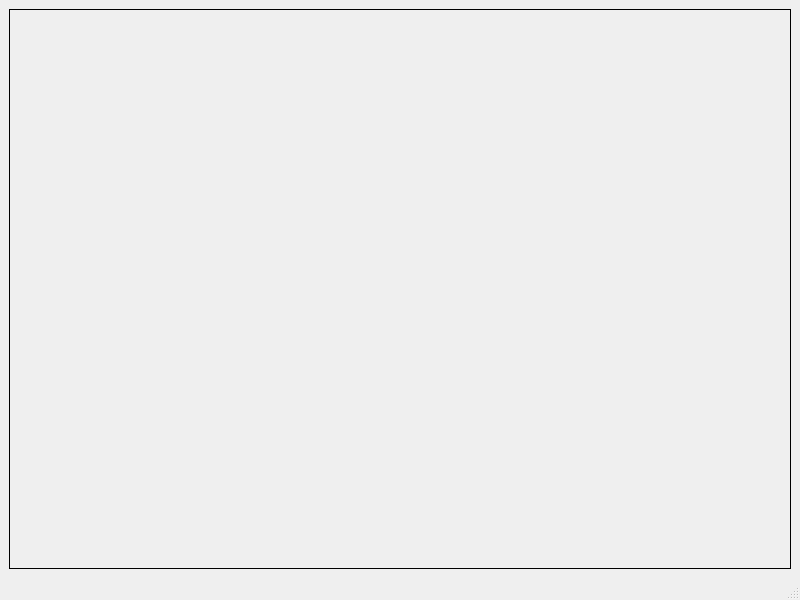
Old version of the form Examples/DoublePendulum/MainWindow.ui in the repository KROIA/QSFML_EditorWidget.
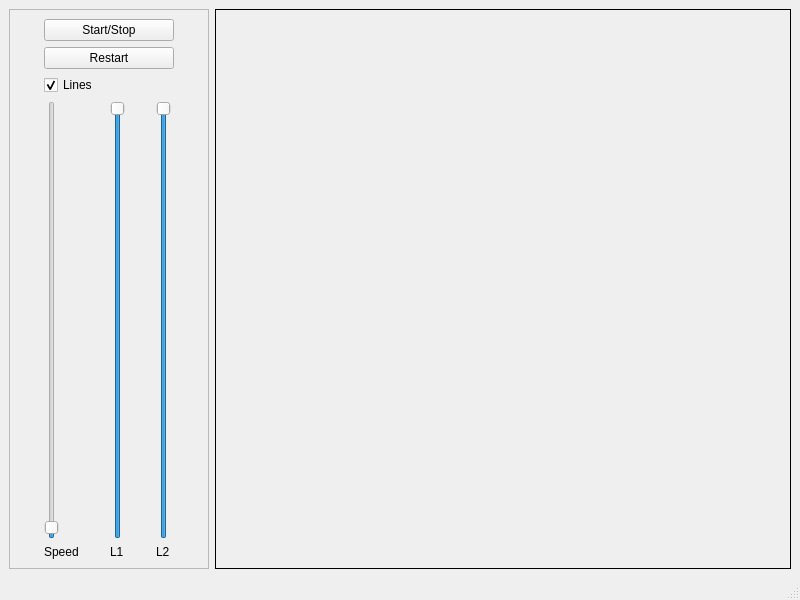
New version of the form.

Diff of the .ui file:
```diff
--- a/Examples/DoublePendulum/MainWindow.ui
+++ b/Examples/DoublePendulum/MainWindow.ui
@@ -15,7 +15,7 @@
   </property>
   <widget class="QWidget" name="centralwidget">
    <layout class="QGridLayout" name="gridLayout">
-    <item row="0" column="0">
+    <item row="0" column="1">
      <widget class="QFrame" name="canvasWidget">
       <property name="frameShape">
        <enum>QFrame::Box</enum>
@@ -25,6 +25,114 @@
       </property>
      </widget>
     </item>
+    <item row="0" column="0">
+     <widget class="QFrame" name="frame">
+      <property name="maximumSize">
+       <size>
+        <width>200</width>
+        <height>16777215</height>
+       </size>
+      </property>
+      <property name="frameShape">
+       <enum>QFrame::StyledPanel</enum>
+      </property>
+      <property name="frameShadow">
+       <enum>QFrame::Raised</enum>
+      </property>
+      <layout class="QGridLayout" name="gridLayout_2">
+       <item row="4" column="2">
+        <widget class="QLabel" name="label_3">
+         <property name="text">
+          <string>L2</string>
+         </property>
+        </widget>
+       </item>
+       <item row="3" column="0">
+        <widget class="QSlider" name="speed_slider">
+         <property name="maximum">
+          <number>1000</number>
+         </property>
+         <property name="value">
+          <number>10</number>
+         </property>
+         <property name="orientation">
+          <enum>Qt::Vertical</enum>
+         </property>
+        </widget>
+       </item>
+       <item row="0" column="0" colspan="3">
+        <widget class="QPushButton" name="startStop_pushButton">
+         <property name="text">
+          <string>Start/Stop</string>
+         </property>
+        </widget>
+       </item>
+       <item row="4" column="1">
+        <widget class="QLabel" name="label_2">
+         <property name="text">
+          <string>L1</string>
+         </property>
+        </widget>
+       </item>
+       <item row="1" column="0" colspan="3">
+        <widget class="QPushButton" name="restart_pushButton">
+         <property name="text">
+          <string>Restart</string>
+         </property>
+        </widget>
+       </item>
+       <item row="4" column="0">
+        <widget class="QLabel" name="label">
+         <property name="text">
+          <string>Speed</string>
+         </property>
+        </widget>
+       </item>
+       <item row="3" column="1">
+        <widget class="QSlider" name="L1_verticalSlider">
+         <property name="minimum">
+          <number>1</number>
+         </property>
+         <property name="maximum">
+          <number>100</number>
+         </property>
+         <property name="value">
+          <number>100</number>
+         </property>
+         <property name="orientation">
+          <enum>Qt::Vertical</enum>
+         </property>
+        </widget>
+       </item>
+       <item row="3" column="2">
+        <widget class="QSlider" name="L2_verticalSlider">
+         <property name="minimum">
+          <number>1</number>
+         </property>
+         <property name="maximum">
+          <number>100</number>
+         </property>
+         <property name="value">
+          <number>100</number>
+         </property>
+         <property name="orientation">
+          <enum>Qt::Vertical</enum>
+         </property>
+        </widget>
+       </item>
+       <item row="2" column="0" colspan="3">
+        <widget class="QCheckBox" name="enableLines_checkBox">
+         <property name="text">
+          <string>Lines</string>
+         </property>
+         <property name="checked">
+          <bool>true</bool>
+         </property>
+        </widget>
+       </item>
+      </layout>
+     </widget>
+    </item>
    </layout>
   </widget>
   <widget class="QMenuBar" name="menubar">
```
